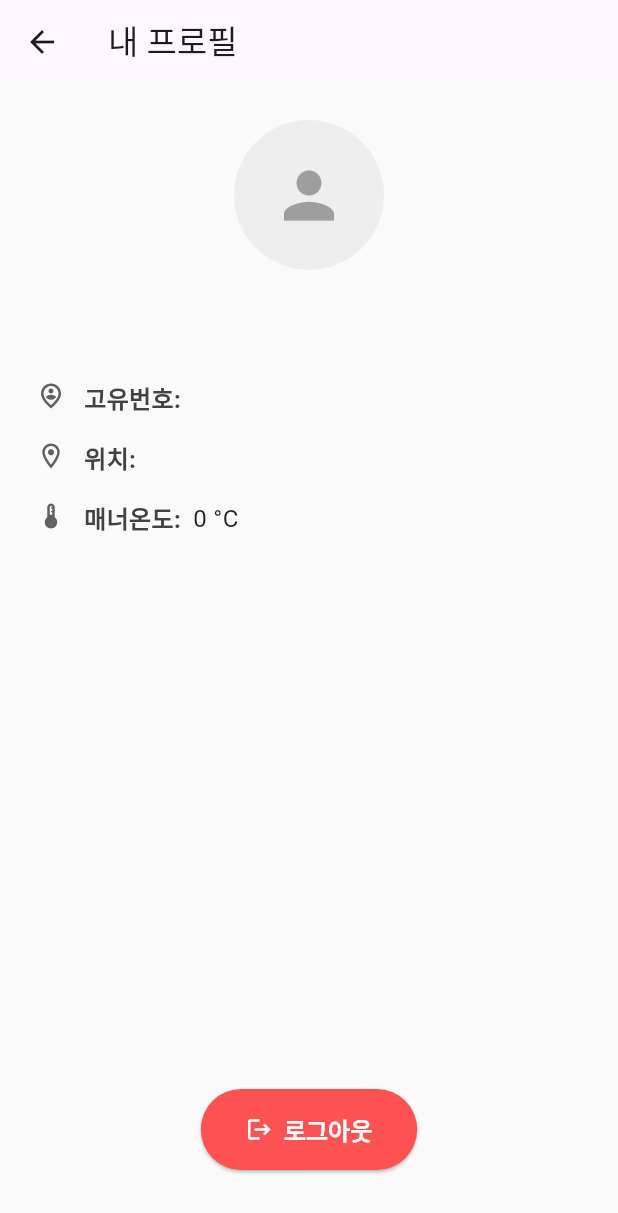
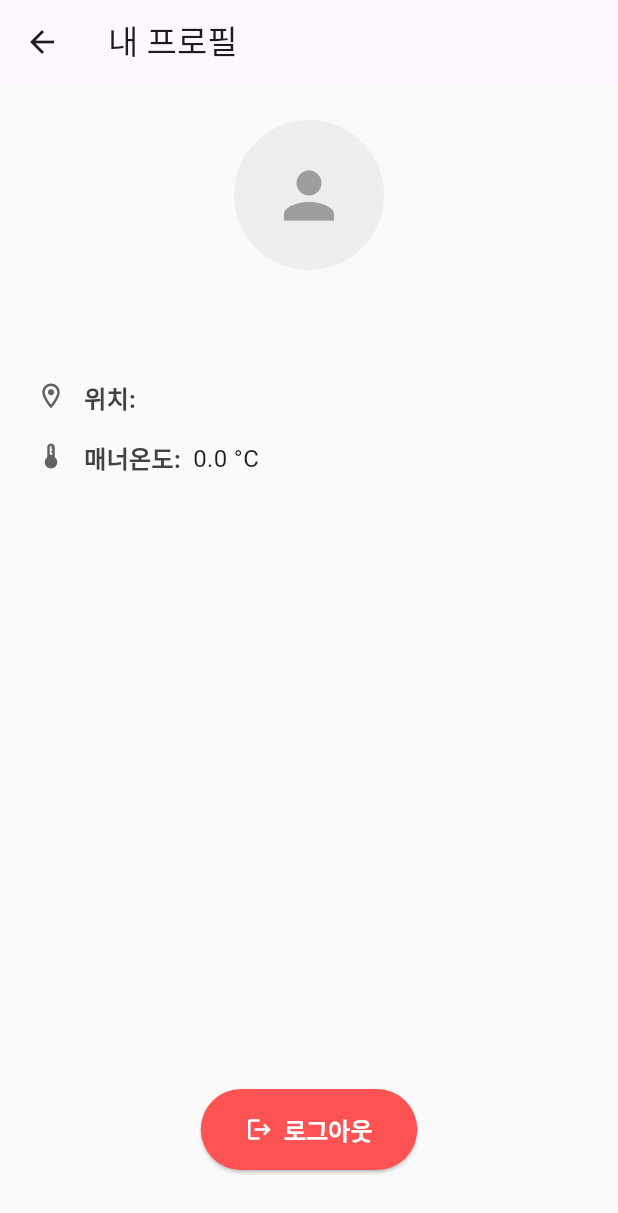
Before and after one commit to wonsang03/carrot, a Flutter app: the UserProfileScreen screen opened directly with empty values, on a phone screen of 412 x 824 dp. Shown: the top 1213 px of the screen. Run offline on Flutter 3.47's test engine with Material 3 defaults, Android fonts, the phone set to English and light mode, and no system bars; our stand-ins replace flutter_dotenv, google_maps_flutter, image_picker; network calls fail.

Commit message:
유저 테이블 추가 및 변수명 통일

```diff
--- a/lib/screens/user_profile_screen.dart
+++ b/lib/screens/user_profile_screen.dart
@@ -81,12 +81,16 @@ class _UserProfileScreenState extends State<UserProfileScreen> {
     // UserProfileScreen에서 사용할 데이터 추출 (null-safety 및 타입 캐스팅 고려)
     String userId = widget.user['User_ID']?.toString() ?? '사용자 ID 없음';
     String userLocation = widget.user['User_Location']?.toString() ?? '위치 정보 없음';
-    // [수정] User_Number의 타입이 int 또는 String 어떤 것이 와도 안전하게 처리하도록 강제 형변환(as int?)을 제거합니다.
-    String userNumber = widget.user['User_Number']?.toString() ?? '정보 없음';
-    int userPoint = widget.user['User_point'] is int ? widget.user['User_point'] : (widget.user['User_point'] is String ? int.tryParse(widget.user['User_point'] ?? '0') ?? 0 : 0);
+
+    // [수정] 'User_point' 변수 처리 로직 (int, double, String 모두 호환)
+    double userPoint = 0.0;
+    if (widget.user['User_point'] is num) {
+      userPoint = (widget.user['User_point'] as num).toDouble();
+    } else if (widget.user['User_point'] is String) {
+      userPoint = double.tryParse(widget.user['User_point']) ?? 0.0;
+    }
+
     String? networkImageUrl = widget.user['imageUrl']?.toString();
-    // email 필드는 HomePage의 _prepareUserProfileData에서 현재 주석 처리되어 있으므로 여기서는 기본값을 사용하거나 표시하지 않음.
-    // String userEmail = widget.user['email']?.toString() ?? '이메일 정보 없음';
 
     return Scaffold(
       appBar: AppBar(title: const Text('내 프로필')),
@@ -100,41 +104,60 @@ class _UserProfileScreenState extends State<UserProfileScreen> {
               onTap: _showImageSourceDialog, // 탭하면 이미지 소스 선택 다이얼로그를 표시합니다.
               child: CircleAvatar(
                 radius: 50,
-                // 6. _pickedImageFile 상태에 따라 다른 이미지를 표시합니다.
-                //    사용자가 새로 선택한 이미지가 있으면 FileImage로, 없으면 기존 networkImageUrl로 표시합니다.
-                backgroundImage: _pickedImageFile != null
-                    ? FileImage(_pickedImageFile!) // 사용자가 선택한 파일 이미지를 표시
-                    : (networkImageUrl != null && networkImageUrl.isNotEmpty
-                        ? NetworkImage(networkImageUrl) // 기존 네트워크 URL 이미지를 표시
-                        : null), // 둘 다 없으면 배경색만 표시
                 backgroundColor: Colors.grey[200], // 이미지 없을 때 배경색
-                child: (_pickedImageFile == null && (networkImageUrl == null || networkImageUrl.isEmpty))
-                    ? const Icon(Icons.person, size: 50, color: Colors.grey) // 기본 아이콘
-                    : null,
+                // 6. 이미지 에러로 앱이 멈추지 않도록 errorBuilder 추가
+                child: ClipOval(
+                  child: _pickedImageFile != null
+                      ? Image.file( // 1. 사용자가 선택한 파일 이미지 표시
+                    _pickedImageFile!,
+                    fit: BoxFit.cover,
+                    width: 100, // radius * 2
+                    height: 100, // radius * 2
+                  )
+                      : (networkImageUrl != null && networkImageUrl.isNotEmpty)
+                      ? Image.network( // 2. 네트워크 이미지 표시
+                    networkImageUrl,
+                    fit: BoxFit.cover,
+                    width: 100, // radius * 2
+                    height: 100, // radius * 2
+                    // [핵심] 이미지 로딩 실패 시 앱이 멈추지 않도록 처리
+                    errorBuilder: (context, error, stackTrace) {
+                      // 실패 시 기본 아이콘 반환
+                      return const Icon(Icons.person, size: 50, color: Colors.grey);
+                    },
+                    loadingBuilder: (context, child, loadingProgress) {
+                      if (loadingProgress == null) return child;
+                      return const Center(
+                        child: CircularProgressIndicator(strokeWidth: 2),
+                      );
+                    },
+                  )
+                      : const Icon(Icons.person, size: 50, color: Colors.grey), // 3. 기본 아이콘
+                ),
               ),
             ),
             const SizedBox(height: 20), // 프로필 이미지와 사용자 ID 사이의 간격
-            Text(userId, style: const TextStyle(fontSize: 24, fontWeight: FontWeight.bold), textAlign: TextAlign.center), // 사용자 ID 표시
+            // [표시] User_ID가 여기에 표시됩니다.
+            Text(userId, style: const TextStyle(fontSize: 24, fontWeight: FontWeight.bold), textAlign: TextAlign.center),
             const SizedBox(height: 12), // 사용자 ID와 정보 목록 사이의 간격
 
             // 프로필 정보들을 헬퍼 위젯을 사용하여 표시
-            _buildProfileInfoRow(Icons.person_pin_circle_outlined, '고유번호', userNumber),
+
+            // [표시] User_Location이 여기에 표시됩니다.
             _buildProfileInfoRow(Icons.location_on_outlined, '위치', userLocation),
-            _buildProfileInfoRow(Icons.thermostat_outlined, '매너온도', '$userPoint °C'),
 
-            //일단 유지
-            // email 필드가 필요하다면 아래 주석 해제 및 HomePage에서 데이터 제공 필요
-            // _buildProfileInfoRow(Icons.email_outlined, '이메일', userEmail),
+            // [표시] User_point가 여기에 표시됩니다.
+            _buildProfileInfoRow(Icons.thermostat_outlined, '매너온도', '${userPoint.toStringAsFixed(1)} °C'),
 
             const Spacer(), // 정보 목록과 하단 버튼 사이의 공간을 채움 (버튼을 하단으로 밀어냄)
             ElevatedButton.icon(
               icon: const Icon(Icons.logout),
               label: const Text('로그아웃'),
               style: ElevatedButton.styleFrom(
-                backgroundColor: Colors.redAccent, // 버튼 배경색
-                foregroundColor: Colors.white, // 버튼 글자 및 아이콘 색상
-                padding: const EdgeInsets.symmetric(horizontal: 30, vertical: 15), // 버튼 내부 여백
-                textStyle: const TextStyle(fontSize: 16, fontWeight: FontWeight.bold) // 버튼 글자 스타일
+                  backgroundColor: Colors.redAccent, // 버튼 배경색
+                  foregroundColor: Colors.white, // 버튼 글자 및 아이콘 색상
+                  padding: const EdgeInsets.symmetric(horizontal: 30, vertical: 15), // 버튼 내부 여백
+                  textStyle: const TextStyle(fontSize: 16, fontWeight: FontWeight.bold) // 버튼 글자 스타일
               ),
               onPressed: () {
                 ScaffoldMessenger.of(context).showSnackBar(
@@ -150,16 +173,12 @@ class _UserProfileScreenState extends State<UserProfileScreen> {
   }
 
   // 프로필 정보 행(Row)을 만드는 헬퍼 위젯 함수
-  // - icon: 정보 왼쪽에 표시될 아이콘 데이터 (예: Icons.location_on_outlined)
-  // - label: 정보의 종류를 나타내는 문자열 (예: "위치")
-  // - value: 실제 정보 값을 나타내는 문자열 (예: "서울시 강남구")
   Widget _buildProfileInfoRow(IconData icon, String label, String value) {
     // Padding 위젯: Row 주변에 상하로 8.0의 여백을 줍니다.
     return Padding(
       padding: const EdgeInsets.symmetric(vertical: 8.0),
       // Row 위젯: 자식 위젯들을 가로로 나란히 배치합니다.
       child: Row(
-        // mainAxisAlignment: MainAxisAlignment.center; // 이전 중앙 정렬 주석 처리 (아래 Expanded로 인해 레이블과 값 정렬이 더 중요)
         crossAxisAlignment: CrossAxisAlignment.start, // 아이콘과 텍스트를 상단 기준으로 정렬
         children: [
           // Icon 위젯: 전달받은 icon 데이터를 화면에 아이콘으로 표시합니다.
@@ -174,7 +193,6 @@ class _UserProfileScreenState extends State<UserProfileScreen> {
           // SizedBox 위젯: 레이블 텍스트와 값 텍스트 사이에 가로로 8.0의 고정된 간격을 만듭니다.
           const SizedBox(width: 8),
           // Expanded 위젯: 남은 가로 공간을 모두 차지하도록 자식 위젯(Text)을 확장합니다.
-          // 이렇게 하면 정보 값(value)이 길어져도 화면 밖으로 넘어가지 않고, 다음 줄로 자동 줄바꿈되거나 잘립니다 (ellipsis).
           Expanded(
             // Text 위젯: 실제 정보 값(value)을 표시합니다.
             child: Text(
```
Also changed, not shown: lib/main.dart (+5 -7 lines), lib/screens/home_page.dart (+58 -38 lines), lib/services/api_service.dart (+20 -4 lines), 1 other file.
